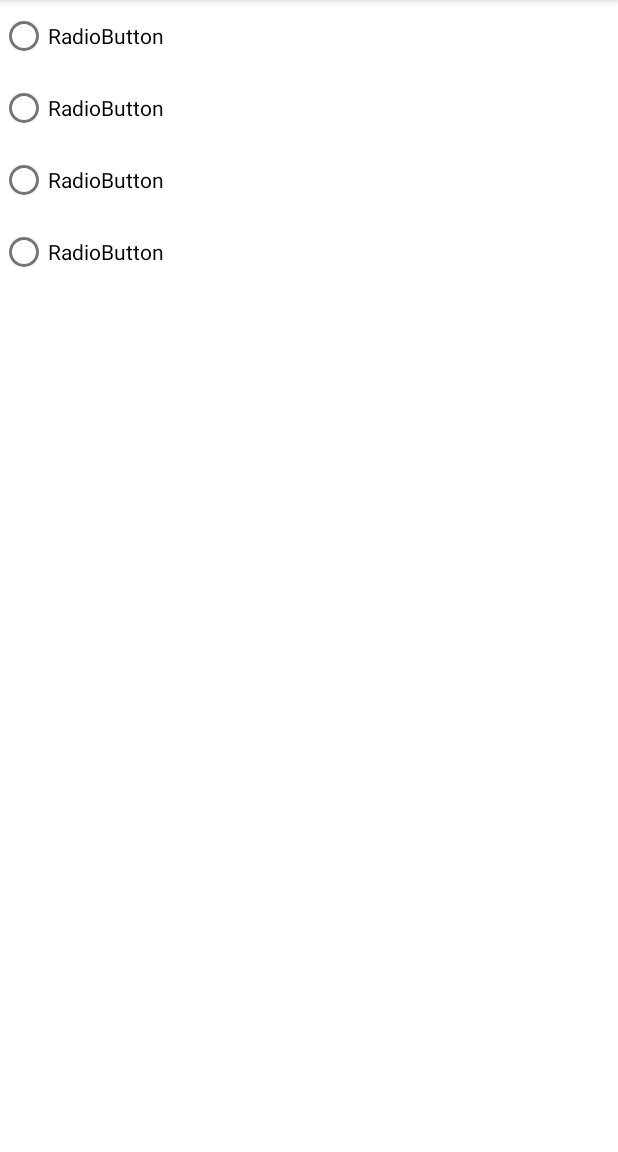
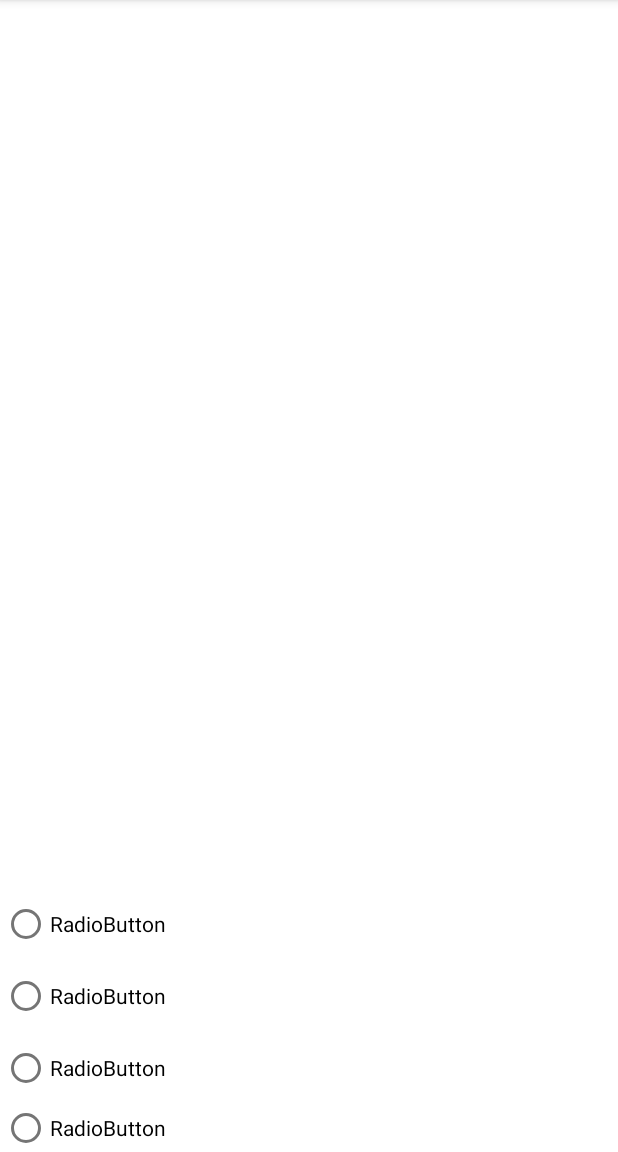
Before and after one commit to aczar09/Trivia-Game-Android, an Android app: the screen it shows after launch (MainActivity), on a phone screen of 412 x 824 dp, the part 84-1236 px from its top. Run offline under Robolectric (Android 15) with nearby library versions, the phone set to English and light mode, and no system bars.

Commit message:
Made radio group in question fragment

```diff
--- a/android-studio-project/app/src/main/res/layout/fragment_question.xml
+++ b/android-studio-project/app/src/main/res/layout/fragment_question.xml
@@ -1,44 +1,46 @@
-<FrameLayout xmlns:android="http://schemas.android.com/apk/res/android"
+<androidx.constraintlayout.widget.ConstraintLayout xmlns:android="http://schemas.android.com/apk/res/android"
+    xmlns:app="http://schemas.android.com/apk/res-auto"
     xmlns:tools="http://schemas.android.com/tools"
+    android:id="@+id/frameLayout"
     android:layout_width="match_parent"
     android:layout_height="match_parent"
     tools:context="view.QuestionFragment">
 
-    <!-- TODO: Update blank fragment layout -->
-
     <LinearLayout
-        android:layout_width="344dp"
-        android:layout_height="494dp"
-        android:orientation="vertical">
+        android:layout_width="410dp"
+        android:layout_height="176dp"
+        android:orientation="vertical"
+        app:layout_constraintBottom_toBottomOf="parent"
+        app:layout_constraintEnd_toEndOf="parent"
+        app:layout_constraintStart_toStartOf="parent">
 
         <RadioGroup
-            android:layout_width="224dp"
+            android:layout_width="match_parent"
             android:layout_height="wrap_content">
 
             <RadioButton
-                android:id="@+id/radioButton"
+                android:id="@+id/radioButton8"
                 android:layout_width="match_parent"
                 android:layout_height="wrap_content"
                 android:text="RadioButton" />
 
             <RadioButton
-                android:id="@+id/radioButton2"
+                android:id="@+id/radioButton7"
                 android:layout_width="match_parent"
                 android:layout_height="wrap_content"
                 android:text="RadioButton" />
 
             <RadioButton
-                android:id="@+id/radioButton3"
+                android:id="@+id/radioButton5"
                 android:layout_width="match_parent"
                 android:layout_height="wrap_content"
                 android:text="RadioButton" />
 
             <RadioButton
-                android:id="@+id/radioButton4"
+                android:id="@+id/radioButton6"
                 android:layout_width="match_parent"
                 android:layout_height="wrap_content"
                 android:text="RadioButton" />
         </RadioGroup>
     </LinearLayout>
-
-</FrameLayout>
+</androidx.constraintlayout.widget.ConstraintLayout>
```
